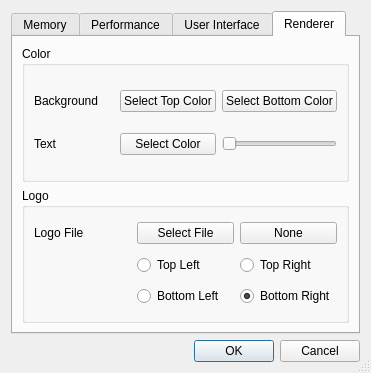
The window that UI/UI/SettingsDlg.ui (SCIInstitute/ImageVis3D) describes before a commit, drawn with Qt 5.
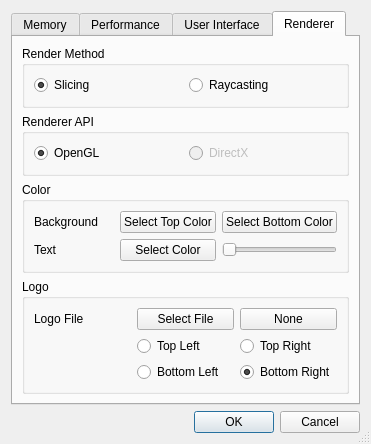
The same window after the commit. The open tabs and pages were chosen to show the change.

Commit message: - removed some unused files from SVN - added raycaster switch to the UI - added raycaster class (without actual implementation) to SVN - now working on the raycaster

The edit to the form file:
```diff
--- a/UI/UI/SettingsDlg.ui
+++ b/UI/UI/SettingsDlg.ui
@@ -8,8 +8,8 @@
    <rect>
     <x>0</x>
     <y>0</y>
-    <width>358</width>
-    <height>373</height>
+    <width>338</width>
+    <height>414</height>
    </rect>
   </property>
   <property name="contextMenuPolicy" >
@@ -556,6 +556,64 @@
        <string>Renderer</string>
       </attribute>
       <layout class="QVBoxLayout" name="verticalLayout_3" >
+       <item>
+        <widget class="QGroupBox" name="groupBox_6" >
+         <property name="title" >
+          <string>Render Method</string>
+         </property>
+         <layout class="QHBoxLayout" name="horizontalLayout_8" >
+          <item>
+           <widget class="QRadioButton" name="radioButton_SBVR" >
+            <property name="text" >
+             <string>Slicing</string>
+            </property>
+            <property name="checked" >
+             <bool>true</bool>
+            </property>
+           </widget>
+          </item>
+          <item>
+           <widget class="QRadioButton" name="radioButton_Raycast" >
+            <property name="text" >
+             <string>Raycasting</string>
+            </property>
+           </widget>
+          </item>
+         </layout>
+        </widget>
+       </item>
+       <item>
+        <widget class="QGroupBox" name="groupBox_7" >
+         <property name="title" >
+          <string>Renderer API</string>
+         </property>
+         <layout class="QHBoxLayout" name="horizontalLayout_7" >
+          <item>
+           <widget class="QRadioButton" name="radioButton_APIGL" >
+            <property name="text" >
+             <string>OpenGL</string>
+            </property>
+            <property name="checked" >
+             <bool>true</bool>
+            </property>
+           </widget>
+          </item>
+          <item>
+           <widget class="QRadioButton" name="radioButton_APIDX" >
+            <property name="enabled" >
+             <bool>false</bool>
+            </property>
+            <property name="text" >
+             <string>DirectX</string>
+            </property>
+            <property name="checkable" >
+             <bool>true</bool>
+            </property>
+           </widget>
+          </item>
+         </layout>
+        </widget>
+       </item>
        <item>
         <widget class="QGroupBox" name="groupBox_Color" >
          <property name="title" >
```
Left out of the diff: 117 changed lines with no effect on the pictures. The commit also changes 30 other files.
